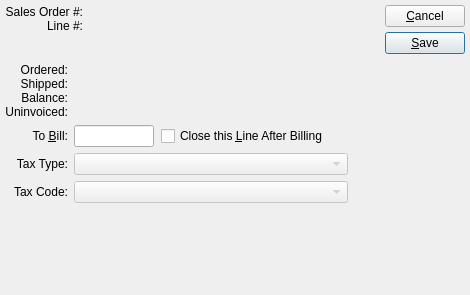
First picture: the form in xtuple/trunk/guiclient/selectBillingQty.ui, repository WooodHead/xtuple, before the edit.
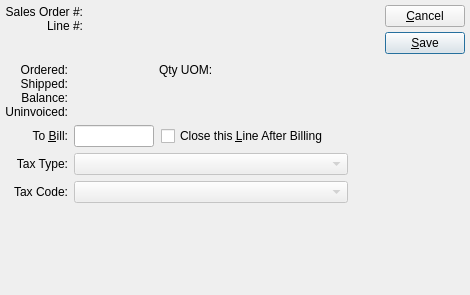
Second picture: the form after the edit. Custom widgets are drawn as their Qt base class.

Patch:
```diff
--- a/xtuple/trunk/guiclient/selectBillingQty.ui
+++ b/xtuple/trunk/guiclient/selectBillingQty.ui
@@ -222,7 +222,7 @@
             <number>0</number>
            </property>
            <property name="spacing" >
-            <number>0</number>
+            <number>5</number>
            </property>
            <item>
             <layout class="QVBoxLayout" >
@@ -286,6 +286,53 @@
              </item>
             </layout>
            </item>
+           <item>
+            <layout class="QVBoxLayout" >
+             <property name="margin" >
+              <number>0</number>
+             </property>
+             <property name="spacing" >
+              <number>6</number>
+             </property>
+             <item>
+              <layout class="QHBoxLayout" >
+               <property name="margin" >
+                <number>0</number>
+               </property>
+               <property name="spacing" >
+                <number>6</number>
+               </property>
+               <item>
+                <widget class="QLabel" name="label" >
+                 <property name="text" >
+                  <string>Qty UOM:</string>
+                 </property>
+                </widget>
+               </item>
+               <item>
+                <widget class="QLabel" name="_qtyUOM" >
+                 <property name="text" >
+                  <string>	</string>
+                 </property>
+                </widget>
+               </item>
+              </layout>
+             </item>
+             <item>
+              <spacer>
+               <property name="orientation" >
+                <enum>Qt::Vertical</enum>
+               </property>
+               <property name="sizeHint" >
+                <size>
+                 <width>20</width>
+                 <height>40</height>
+                </size>
+               </property>
+              </spacer>
+             </item>
+            </layout>
+           </item>
            <item>
             <spacer>
              <property name="orientation" >
@@ -514,21 +561,21 @@
  <layoutdefault spacing="6" margin="11" />
  <pixmapfunction>qPixmapFromMimeSource</pixmapfunction>
  <customwidgets>
-  <customwidget>
-   <class>ItemCluster</class>
-   <extends>QWidget</extends>
-   <header>itemcluster.h</header>
-  </customwidget>
-  <customwidget>
-   <class>XComboBox</class>
-   <extends>QComboBox</extends>
-   <header>xcombobox.h</header>
-  </customwidget>
   <customwidget>
    <class>XLineEdit</class>
    <extends>QLineEdit</extends>
    <header>xlineedit.h</header>
   </customwidget>
+  <customwidget>
+   <class>XComboBox</class>
+   <extends>QComboBox</extends>
+   <header>xcombobox.h</header>
+  </customwidget>
+  <customwidget>
+   <class>ItemCluster</class>
+   <extends>QWidget</extends>
+   <header>itemcluster.h</header>
+  </customwidget>
  </customwidgets>
  <tabstops>
   <tabstop>_item</tabstop>
```
